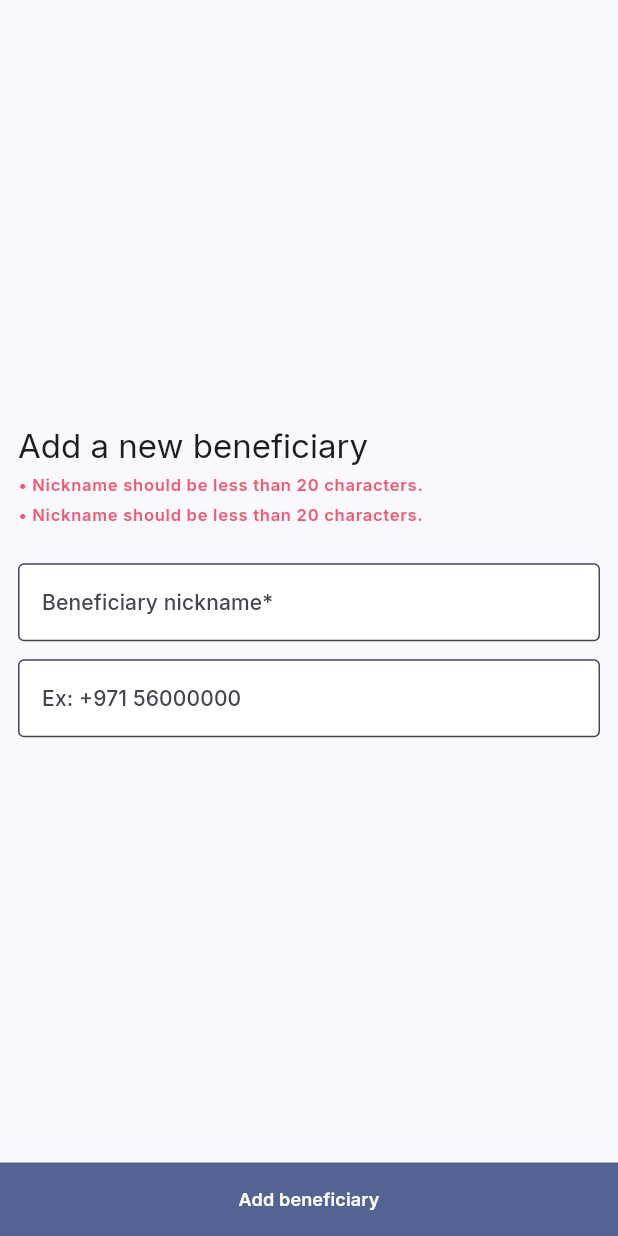
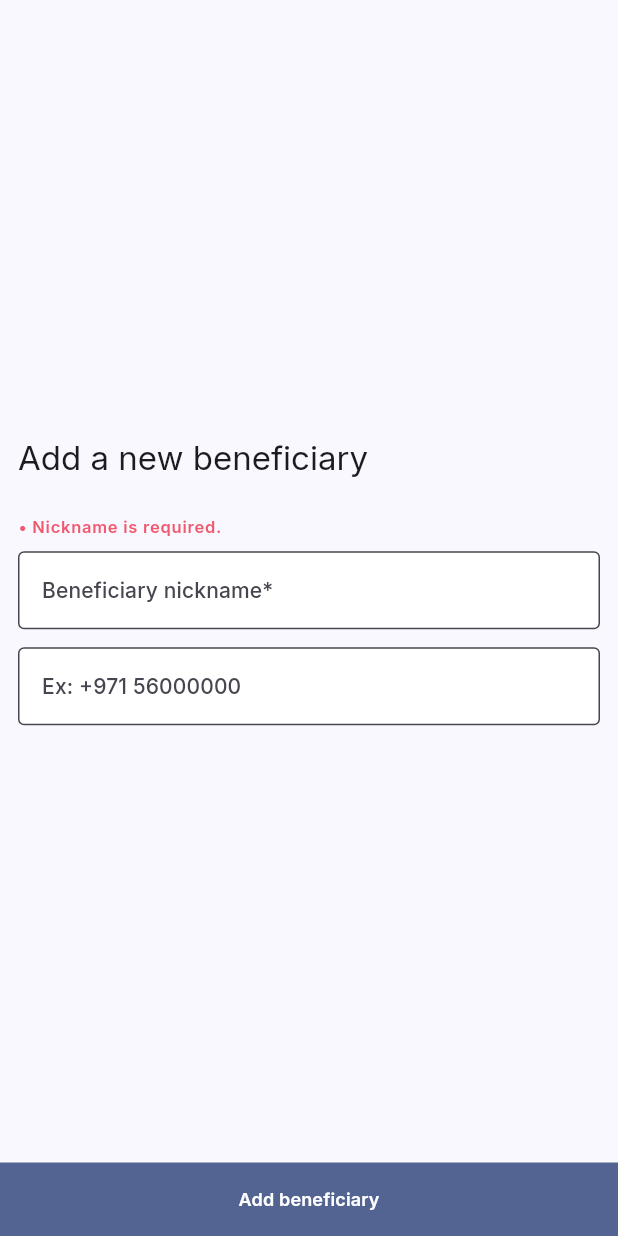
Before and after one commit to oussaki-dev/e5d-assesment, a Flutter app: the AddBeneficiaryWidget widget shown alone on an empty page, opened directly, after a tap on "Add beneficiary", on a phone screen of 412 x 824 dp. Run offline on Flutter 3.47's test engine with Material 3 defaults, Android fonts, the phone set to English and light mode, and no system bars; our stand-ins replace dartz, dio, equatable, flutter_riverpod, flutter_svg, freezed_annotation and 4 more; missing offline and left inert: curl_logger_dio_interceptor, dlibphonenumber; generated files the repository leaves out were written again.

```diff
--- a/lib/features/beneficiary/domain/model/beneficiary_model.dart
+++ b/lib/features/beneficiary/domain/model/beneficiary_model.dart
@@ -10,7 +10,7 @@ class Beneficiary with _$Beneficiary {
   const factory Beneficiary({
     @JsonKey(name: 'id') required String id,
     @JsonKey(name: 'nickname') required String nickname,
-    @JsonKey(name: 'phone_number') required String phoneNumber,
+    @JsonKey(name: 'phone_number') required String mobileNumber,
   }) = _Beneficiary;
 
   factory Beneficiary.fromJson(Map<String, Object?> json) =>
--- a/lib/features/beneficiary/domain/usecases/add_beneficiary_usecase.dart
+++ b/lib/features/beneficiary/domain/usecases/add_beneficiary_usecase.dart
@@ -5,6 +5,7 @@ import 'package:e5d_assesment/features/beneficiary/domain/model/beneficiary_mode
 import 'package:e5d_assesment/features/beneficiary/domain/repository/beneficiary_repository_interface.dart';
 import 'package:e5d_assesment/features/beneficiary/presentation/viewmodel/benefeciary_viewmodel.dart';
 import 'package:e5d_assesment/core/domain/base_usecase.dart';
+import 'package:e5d_assesment/main.dart';
 import 'package:flutter_riverpod/flutter_riverpod.dart';
 import 'package:dlibphonenumber/dlibphonenumber.dart';
 import 'package:dartz/dartz.dart';
@@ -14,19 +15,21 @@ final addBeneficiaryUseCaseProvider = Provider<AddBeneficiaryUseCase>((ref) {
   return AddBeneficiaryUseCase(beneficiaryApi);
 });
 
-class AddBeneficiaryUseCase extends UseCase<Beneficiary, IBeneficiaryInput, AddBeneficiaryErrors> {
+class AddBeneficiaryUseCase
+    extends UseCase<Beneficiary, IBeneficiaryInput, AddBeneficiaryErrors> {
   final AbstractBeneficiaryRepository repository;
   PhoneNumberUtil phoneUtil = PhoneNumberUtil.instance;
 
   /// nickname with a maximum length of 20 characters
   final nicknameMaxLength = 20;
+  final regionCode = 'AE';
 
   // injecting the repo for better testing
   AddBeneficiaryUseCase(this.repository);
 
   @override
-  Future<Either<AddBeneficiaryErrors, Beneficiary>> call(IBeneficiaryInput beneficiary) async {
-
+  Future<Either<AddBeneficiaryErrors, Beneficiary>> call(
+      IBeneficiaryInput beneficiary) async {
     if (beneficiary.nickname.isEmpty) {
       return const Left(AddBeneficiaryErrors.nicknameRequired);
     }
@@ -39,7 +42,14 @@ class AddBeneficiaryUseCase extends UseCase<Beneficiary, IBeneficiaryInput, AddB
       return const Left(AddBeneficiaryErrors.mobileNumberRequired);
     }
     try {
-      phoneUtil.parse(beneficiary.mobileNumber, "AE"); // will throw an exception
+      // parse the number
+      final number = phoneUtil.parse(
+          beneficiary.mobileNumber, regionCode); // will throw an exception
+      // validate it
+      if (!phoneUtil.isValidNumberForRegion(number, regionCode)) {
+        return const Left(AddBeneficiaryErrors.invalidMobileNumber);
+      }
+
     } on NumberParseException catch (_) {
       return const Left(AddBeneficiaryErrors.invalidMobileNumber);
     }
--- a/lib/features/beneficiary/presentation/view/add_beneficiary_bottomsheet.dart
+++ b/lib/features/beneficiary/presentation/view/add_beneficiary_bottomsheet.dart
@@ -18,11 +18,47 @@ class AddBeneficiaryWidget extends ConsumerStatefulWidget {
 class _AddBeneficiaryWidgetState extends ConsumerState<AddBeneficiaryWidget> {
   BeneficiaryViewModel? viewModel;
   BeneficiaryState? state;
+  List<Widget> errorWidgets = List.empty(growable: true);
+
+  Widget buildErrorLabel(String message) {
+    return Text(
+      '\u2022 $message',
+      style: Theme.of(context).textTheme.labelSmall?.merge(
+            const TextStyle(
+                color: E5DColors.colorEF5A6F, fontWeight: FontWeight.w600),
+          ),
+    );
+  }
 
   @override
   Widget build(BuildContext context) {
     state = ref.watch(beneficiaryViewModelProvider);
     viewModel = ref.read(beneficiaryViewModelProvider.notifier);
+    errorWidgets.clear();
+
+    switch (state?.addState?.uiState) {
+      case AddBeneficiaryErrors.nickNameTooLong:
+        errorWidgets.add(
+          buildErrorLabel('Nickname should be less than 20 characters.'),
+        );
+        break;
+      case AddBeneficiaryErrors.nicknameRequired:
+        errorWidgets.add(
+          buildErrorLabel('Nickname is required.'),
+        );
+        break;
+
+      case AddBeneficiaryErrors.mobileNumberRequired:
+        errorWidgets.add(
+          buildErrorLabel('Mobile number is required.'),
+        );
+
+      case AddBeneficiaryErrors.invalidMobileNumber:
+        errorWidgets.add(
+          buildErrorLabel('Invalid mobile number.'),
+        );
+      default:
+    }
 
     return Expanded(
       child: Column(
@@ -45,29 +81,11 @@ class _AddBeneficiaryWidgetState extends ConsumerState<AddBeneficiaryWidget> {
                       style: Theme.of(context).textTheme.titleLarge,
                     ),
                     const SizedBox(
-                      height: 4,
+                      height: 24,
                     ),
-                    Text(
-                      '\u2022 Nickname should be less than 20 characters.',
-                      style: Theme.of(context).textTheme.labelSmall?.merge(
-                            const TextStyle(
-                                color: E5DColors.colorEF5A6F,
-                                fontWeight: FontWeight.w600),
-                          ),
-                    ),
+                    ...errorWidgets,
                     const SizedBox(
-                      height: 4,
-                    ),
-                    Text(
-                      '\u2022 Nickname should be less than 20 characters. ',
-                      style: Theme.of(context).textTheme.labelSmall?.merge(
-                            const TextStyle(
-                                color: E5DColors.colorEF5A6F,
-                                fontWeight: FontWeight.w600),
-                          ),
-                    ),
-                    const SizedBox(
-                      height: 24,
+                      height: 8,
                     ),
                     TextField(
                       onChanged: (nickname) {
--- a/lib/features/beneficiary/presentation/view/beneficiary_list_item.dart
+++ b/lib/features/beneficiary/presentation/view/beneficiary_list_item.dart
@@ -42,7 +42,7 @@ class BeneficiaryListItemWidget extends StatelessWidget {
               height: 4,
             ),
             Text(
-              _beneficiary.phoneNumber,
+              _beneficiary.mobileNumber,
               maxLines: 1,
               textAlign: TextAlign.center,
               style: Theme.of(context).textTheme.bodyMedium?.merge(
--- a/lib/features/beneficiary/presentation/viewmodel/benefeciary_viewmodel.dart
+++ b/lib/features/beneficiary/presentation/viewmodel/benefeciary_viewmodel.dart
@@ -110,7 +110,11 @@ class BeneficiaryViewModel extends _$BeneficiaryViewModel {
     // call the use case and then if success update the local state
     final result = await addBeneficiaryUseCase?.call(state.addFormBeneficiary!);
     result?.fold((error) {
-      //TODO update state with this error
+      loggerNoStack.e(error);
+      state = state.copyWithAddBeneficiaryJustUiState(AddBeneficiaryState(
+        uiState: error,
+        loadingState: AddBeneficiaryLoadingState.idle,
+      ));
     }, (Beneficiary) {
       loggerNoStack.i("Beneficiary in successfully");
       // _beneficiaries.add(beneficiary);
--- a/lib/features/home/presentation/view/mock_beneficiaries.dart
+++ b/lib/features/home/presentation/view/mock_beneficiaries.dart
@@ -4,26 +4,26 @@ const beneficiaries = [
   Beneficiary(
                   id: "1",
                   nickname: "oussama abdallah",
-                  phoneNumber: "+971568330446",
+                  mobileNumber: "+971568330446",
                 ),
                 Beneficiary(
                   id: "2",
                   nickname: "Nabil benhamou asdas",
-                  phoneNumber: "+971568330446",
+                  mobileNumber: "+971568330446",
                 ),
                 Beneficiary(
                   id: "3",
                   nickname: "Sabeur Thabti",
-                  phoneNumber: "+971568330446",
+                  mobileNumber: "+971568330446",
                 ),
                 Beneficiary(
                   id: "3",
                   nickname: "Sabeur Thabti",
-                  phoneNumber: "+971568330446",
+                  mobileNumber: "+971568330446",
                 ),
                 Beneficiary(
                   id: "3",
                   nickname: "Sabeur Thabti",
-                  phoneNumber: "+971568330446",
+                  mobileNumber: "+971568330446",
                 )
 ];
--- a/lib/features/transactions/presentation/view/transaction_item_widget.dart
+++ b/lib/features/transactions/presentation/view/transaction_item_widget.dart
@@ -44,7 +44,7 @@ class TransactionItemWidget extends StatelessWidget {
                   height: 4,
                 ),
                 Text(
-                  transaction.beneficiary.phoneNumber,
+                  transaction.beneficiary.mobileNumber,
                   maxLines: 1,
                   textAlign: TextAlign.center,
                   style: Theme.of(context).textTheme.bodyMedium?.merge(
--- a/pubspec.yaml
+++ b/pubspec.yaml
@@ -51,6 +51,7 @@ dependencies:
   curl_logger_dio_interceptor: ^1.0.0
   equatable: ^2.0.5
   dartz: ^0.10.1
+  http: ^1.2.2
 
 dev_dependencies:
   flutter_test:
@@ -64,6 +65,7 @@ dev_dependencies:
   freezed: ^2.5.2
   json_serializable: ^6.8.0
   build_runner: ^2.4.11
+  mockito: ^5.4.4
 
 # For information on the generic Dart part of this file, see the
 # following page: https://dart.dev/tools/pub/pubspec
```
Also changed, not shown: lib/features/beneficiary/domain/model/beneficiary_model.freezed.dart, lib/features/beneficiary/domain/model/beneficiary_model.g.dart, lib/features/beneficiary/presentation/viewmodel/benefeciary_viewmodel.g.dart, pubspec.lock, 2 other files.
